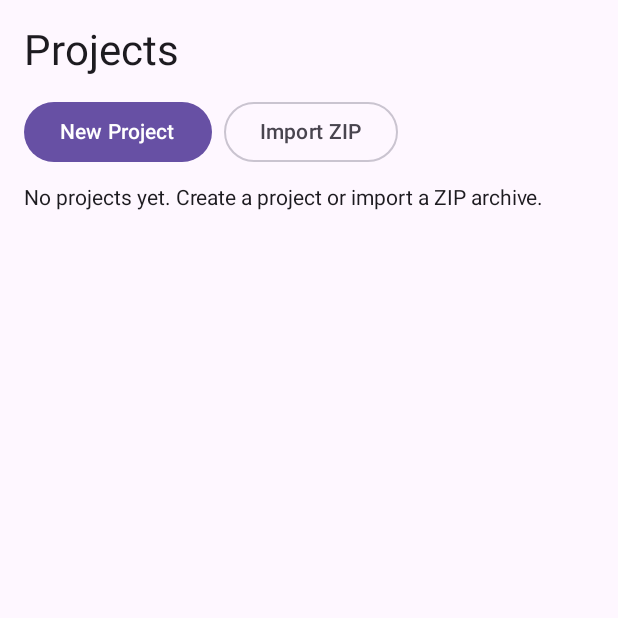
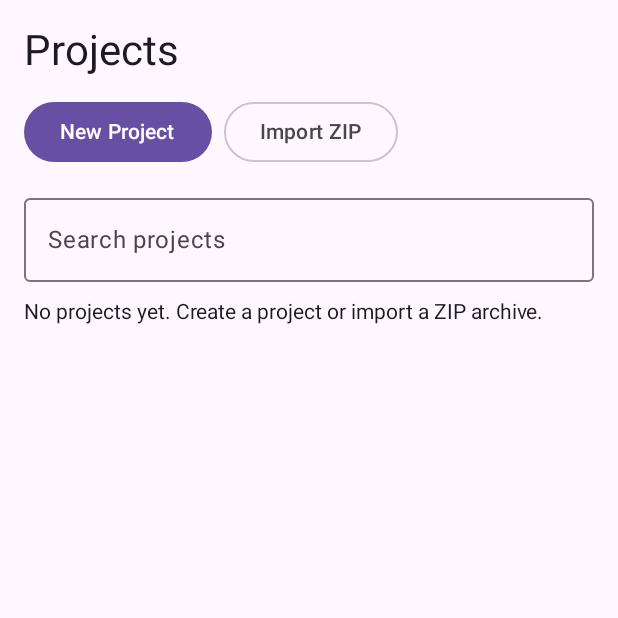
Before and after one commit to ishak6/novarun-lite, an Android app built with Jetpack Compose: the composable ProjectManagerScreen shown on its own in the app's theme, on a phone screen of 412 x 824 dp, the top half of it. Run offline under Robolectric (Android 15) with nearby library versions, the phone set to English and light mode, and no system bars.

Commit message:
M1: add project search and open-project selection

```diff
--- a/app/src/main/java/com/novarun/lite/MainActivity.kt
+++ b/app/src/main/java/com/novarun/lite/MainActivity.kt
@@ -155,6 +155,8 @@ private fun ProjectManagerScreen() {
     var renameTarget by remember { mutableStateOf<ProjectSummary?>(null) }
     var deleteTarget by remember { mutableStateOf<ProjectSummary?>(null) }
     var exportTarget by remember { mutableStateOf<ProjectSummary?>(null) }
+    var openedProject by remember { mutableStateOf<ProjectSummary?>(null) }
+    var searchQuery by remember { mutableStateOf("") }
     var message by remember { mutableStateOf<String?>(null) }
 
     fun refresh() { projects = store.listProjects() }
@@ -206,12 +208,31 @@ private fun ProjectManagerScreen() {
                 importLauncher.launch(arrayOf("application/zip", "application/x-zip-compressed", "application/octet-stream"))
             }) { Text("Import ZIP") }
         }
+        OutlinedTextField(
+            value = searchQuery,
+            onValueChange = { searchQuery = it },
+            modifier = Modifier.fillMaxWidth(),
+            label = { Text("Search projects") },
+            singleLine = true
+        )
         message?.let { Text(it, color = MaterialTheme.colorScheme.primary) }
+        openedProject?.let { selected ->
+            Card(colors = CardDefaults.cardColors(containerColor = MaterialTheme.colorScheme.surface)) {
+                Column(Modifier.padding(12.dp)) {
+                    Text("Open project: ${selected.name}", style = MaterialTheme.typography.titleMedium)
+                    Text("Location: app-private project storage")
+                    Text("Files: ${selected.fileCount}")
+                }
+            }
+        }
         if (projects.isEmpty()) {
             Text("No projects yet. Create a project or import a ZIP archive.")
         } else {
+            val filteredProjects = projects.filter {
+                it.name.contains(searchQuery, ignoreCase = true)
+            }
             LazyColumn(verticalArrangement = Arrangement.spacedBy(10.dp)) {
-                items(projects, key = { it.directory.absolutePath }) { project ->
+                items(filteredProjects, key = { it.directory.absolutePath }) { project ->
                     Card(
                         modifier = Modifier.fillMaxWidth(),
                         colors = CardDefaults.cardColors(containerColor = MaterialTheme.colorScheme.surface)
@@ -220,6 +241,7 @@ private fun ProjectManagerScreen() {
                             Text(project.name, style = MaterialTheme.typography.titleMedium)
                             Text("${project.fileCount} files")
                             Row(horizontalArrangement = Arrangement.spacedBy(6.dp)) {
+                                TextButton(onClick = { openedProject = project }) { Text("Open") }
                                 TextButton(onClick = { renameTarget = project; projectName = project.name }) {
                                     Text("Rename")
                                 }
```
